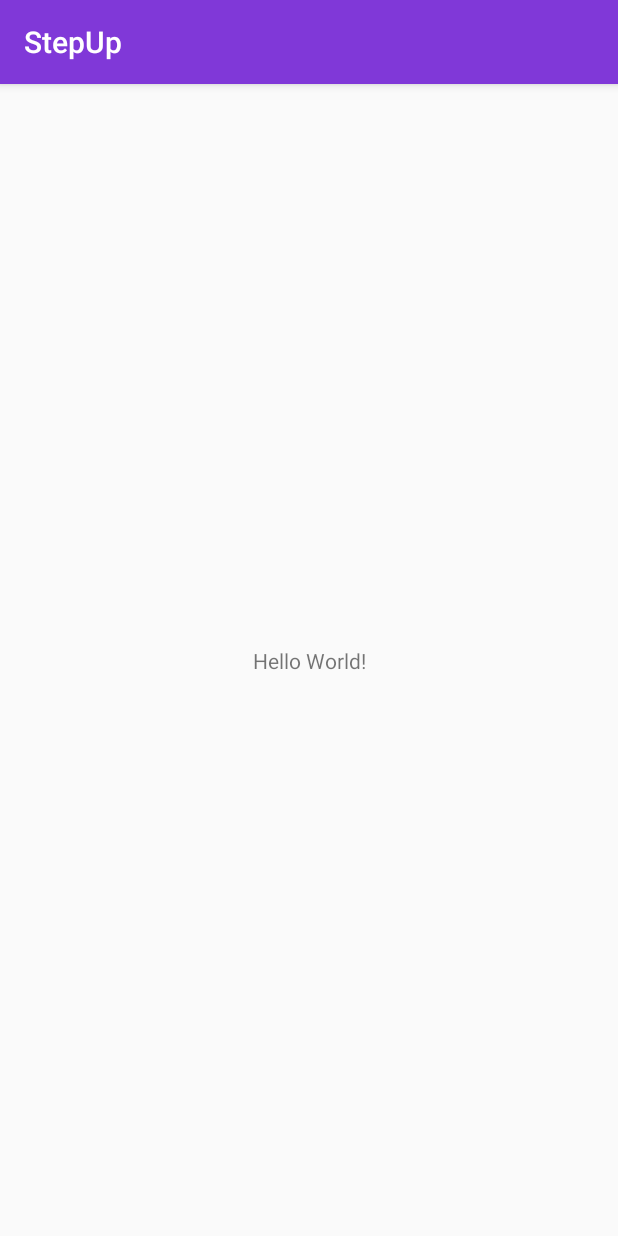
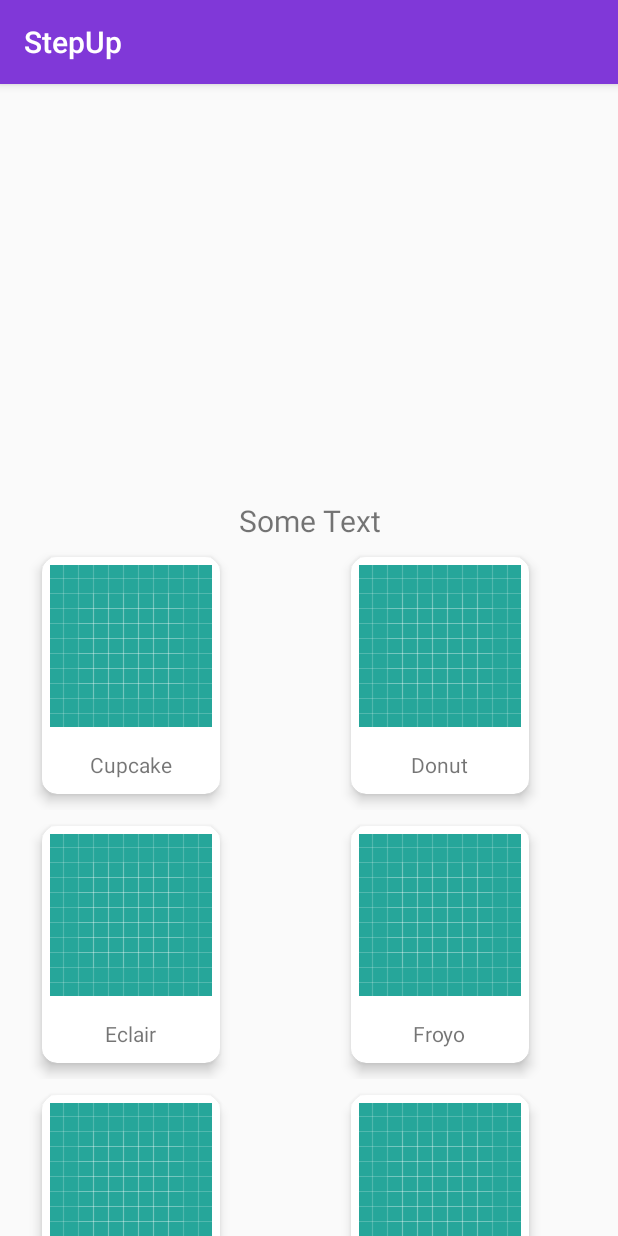
Before and after one commit to jyotid/StepUp, an Android app: the screen it shows after launch (MainActivity before the commit, CategoryActivity after it), on a phone screen of 412 x 824 dp. Run offline under Robolectric (Android 15) with nearby library versions, the phone set to English and light mode, and no system bars.

Commit message:
Category screen with recyclerview implemented

```diff
--- a/app/src/main/java/com/womandroid/stepup/CategoryActivity.java
+++ b/app/src/main/java/com/womandroid/stepup/CategoryActivity.java
@@ -1,23 +1,67 @@
 package com.womandroid.stepup;
 
+import android.content.Context;
 import android.support.v7.app.AppCompatActivity;
 import android.os.Bundle;
+import android.support.v7.widget.DefaultItemAnimator;
+import android.support.v7.widget.GridLayoutManager;
+import android.support.v7.widget.LinearLayoutManager;
 import android.support.v7.widget.RecyclerView;
 import android.view.View;
+import android.widget.TextView;
 
 import java.util.ArrayList;
 
 public class CategoryActivity extends AppCompatActivity {
 
     private static RecyclerView.Adapter adapter;
-    private RecyclerView.LayoutManager layoutManager;
+    private GridLayoutManager layoutManager;
     private static RecyclerView recyclerView;
-//    private static ArrayList<DataModel> data;
+    private static ArrayList<DataModel> data;
     static View.OnClickListener myOnClickListener;
     private static ArrayList<Integer> removedItems;
+
     @Override
     protected void onCreate(Bundle savedInstanceState) {
         super.onCreate(savedInstanceState);
         setContentView(R.layout.activity_category);
+
+        myOnClickListener = new MyOnClickListener(CategoryActivity.this);
+
+        recyclerView = (RecyclerView) findViewById(R.id.recyclerView);
+        recyclerView.setHasFixedSize(true);
+
+        layoutManager = new GridLayoutManager(this, 2);
+        recyclerView.setLayoutManager(layoutManager);
+        recyclerView.setItemAnimator(new DefaultItemAnimator());
+
+        data = new ArrayList<DataModel>();
+        for (int i = 0; i < MyData.nameArray.length; i++) {
+            data.add(new DataModel(
+                    MyData.nameArray[i],
+                    MyData.drawableArray[i]
+            ));
+        }
+
+        removedItems = new ArrayList<Integer>();
+
+        adapter = new CustomAdapter(data);
+        recyclerView.setAdapter(adapter);
     }
+
+
+    private static class MyOnClickListener implements View.OnClickListener {
+
+        private final Context context;
+
+        private MyOnClickListener(Context context) {
+            this.context = context;
+        }
+
+        @Override
+        public void onClick(View v) {
+        }
+
+    }
+
 }
--- /dev/null
+++ b/app/src/main/java/com/womandroid/stepup/CustomAdapter.java
@@ -0,0 +1,58 @@
+package com.womandroid.stepup;
+
+import android.support.v7.widget.RecyclerView;
+import android.view.LayoutInflater;
+import android.view.View;
+import android.view.ViewGroup;
+import android.widget.ImageView;
+import android.widget.TextView;
+
+import java.util.ArrayList;
+
+public class CustomAdapter extends RecyclerView.Adapter<CustomAdapter.MyViewHolder> {
+
+    private ArrayList<DataModel> dataSet;
+
+    public static class MyViewHolder extends RecyclerView.ViewHolder {
+
+        TextView textViewName;
+        ImageView imageViewIcon;
+
+        public MyViewHolder(View itemView) {
+            super(itemView);
+            this.textViewName = (TextView) itemView.findViewById(R.id.tv_category);
+            this.imageViewIcon = (ImageView) itemView.findViewById(R.id.iv_Category);
+        }
+    }
+
+    public CustomAdapter(ArrayList<DataModel> data) {
+        this.dataSet = data;
+    }
+
+    @Override
+    public MyViewHolder onCreateViewHolder(ViewGroup parent,
+                                           int viewType) {
+        View view = LayoutInflater.from(parent.getContext())
+                .inflate(R.layout.cards_layout, parent, false);
+
+        view.setOnClickListener(CategoryActivity.myOnClickListener);
+
+        MyViewHolder myViewHolder = new MyViewHolder(view);
+        return myViewHolder;
+    }
+
+    @Override
+    public void onBindViewHolder(final MyViewHolder holder, final int listPosition) {
+
+        TextView textViewName = holder.textViewName;
+        ImageView imageView = holder.imageViewIcon;
+
+        textViewName.setText(dataSet.get(listPosition).getName());
+        imageView.setImageResource(dataSet.get(listPosition).getImage());
+    }
+
+    @Override
+    public int getItemCount() {
+        return dataSet.size();
+    }
+}
--- /dev/null
+++ b/app/src/main/java/com/womandroid/stepup/DataModel.java
@@ -0,0 +1,20 @@
+package com.womandroid.stepup;
+
+public class DataModel {
+
+    String name;
+    int image;
+
+    public DataModel(String name, int image) {
+        this.name = name;
+        this.image=image;
+    }
+
+    public String getName() {
+        return name;
+    }
+
+    public int getImage() {
+        return image;
+    }
+}
--- a/app/src/main/java/com/womandroid/stepup/MainActivity.java
+++ b/app/src/main/java/com/womandroid/stepup/MainActivity.java
@@ -1,5 +1,6 @@
 package com.womandroid.stepup;
 
+import android.content.Intent;
 import android.support.v7.app.AppCompatActivity;
 import android.os.Bundle;
 
@@ -11,6 +12,8 @@ public class MainActivity extends AppCompatActivity {
     setContentView(R.layout.activity_main);
 
 //
+    Intent intent = new Intent(MainActivity.this,CategoryActivity.class);
+    startActivity(intent);
 
 
   }
--- /dev/null
+++ b/app/src/main/java/com/womandroid/stepup/MyData.java
@@ -0,0 +1,13 @@
+package com.womandroid.stepup;
+
+public class MyData {
+
+    static String[] nameArray = {"Cupcake", "Donut", "Eclair", "Froyo", "Gingerbread", "Honeycomb", "Ice Cream Sandwich","JellyBean", "Kitkat", "Lollipop", "Marshmallow"};
+//    static String[] versionArray = {"1.5", "1.6", "2.0-2.1", "2.2-2.2.3", "2.3-2.3.7", "3.0-3.2.6", "4.0-4.0.4", "4.1-4.3.1", "4.4-4.4.4", "5.0-5.1.1","6.0-6.0.1"};
+
+    static Integer[] drawableArray = {R.drawable.ic_launcher_background, R.drawable.ic_launcher_background, R.drawable.ic_launcher_background,
+            R.drawable.ic_launcher_background, R.drawable.ic_launcher_background, R.drawable.ic_launcher_background, R.drawable.ic_launcher_background,
+            R.drawable.ic_launcher_background, R.drawable.ic_launcher_background, R.drawable.ic_launcher_background,R.drawable.ic_launcher_background};
+
+//    static Integer[] id_ = {0, 1, 2, 3, 4, 5, 6, 7, 8, 9, 10};
+}
--- a/app/src/main/res/layout/activity_category.xml
+++ b/app/src/main/res/layout/activity_category.xml
@@ -8,7 +8,7 @@
     <RelativeLayout
         android:layout_width="match_parent"
         android:layout_height="0dp"
-        android:layout_weight="1">
+        android:layout_weight="0.75">
 
         <ImageView
             android:layout_width="match_parent"
@@ -17,10 +17,18 @@
 
     </RelativeLayout>
 
+    <TextView
+        android:layout_width="match_parent"
+        android:layout_height="wrap_content"
+        android:layout_below="@+id/categoryImg"
+        android:text="Some Text"
+        android:textSize="20dp"
+        android:gravity="center_horizontal"/>
+
     <RelativeLayout
         android:layout_width="match_parent"
         android:layout_height="0dp"
-        android:layout_weight="1">
+        android:layout_weight="1.25">
 
         <android.support.v7.widget.RecyclerView
             android:id="@+id/recyclerView"
--- a/app/src/main/res/layout/cards_layout.xml
+++ b/app/src/main/res/layout/cards_layout.xml
@@ -1,8 +1,9 @@
 <?xml version="1.0" encoding="utf-8"?>
 <LinearLayout xmlns:android="http://schemas.android.com/apk/res/android"
-    android:layout_width="match_parent"
-    android:layout_height="match_parent"
-    android:orientation="vertical">
+    android:layout_width="wrap_content"
+    android:layout_height="wrap_content"
+    android:orientation="vertical"
+    android:layout_gravity="center_horizontal">
 
     <android.support.v7.widget.CardView
         android:id="@+id/card_view"
@@ -11,6 +12,7 @@
         android:layout_height="wrap_content"
         card_view:cardCornerRadius="10dp"
         card_view:cardElevation="5dp"
+        android:layout_marginLeft="20dp"
         card_view:cardUseCompatPadding="true">
 
         <RelativeLayout
@@ -23,17 +25,16 @@
             android:id="@+id/llcategory">
 
             <ImageView
-                android:id="@+id/imageView"
+                android:id="@+id/iv_Category"
                 android:tag="image_tag"
                 android:layout_width="wrap_content"
                 android:layout_height="wrap_content"
                 android:layout_margin="5dp"
-                android:layout_weight="1"
-                android:src="@drawable/ic_launcher_background"/>
+                android:layout_weight="1"/>
 
 
                 <TextView
-                    android:id="@+id/textViewName"
+                    android:id="@+id/tv_category"
                     android:layout_width="wrap_content"
                     android:layout_height="wrap_content"
                     android:layout_gravity="center_horizontal"
```
